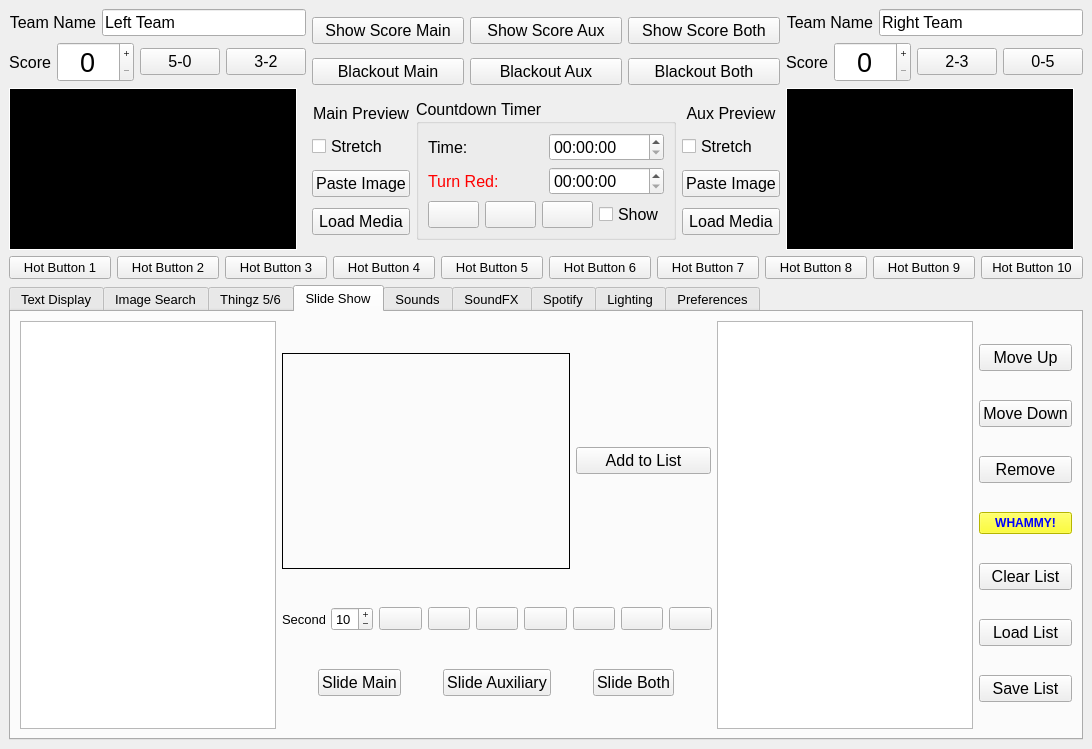
First picture: the form in ImproTronControlPanel.ui, repository guywinterbotham/ImproTron, before the edit.
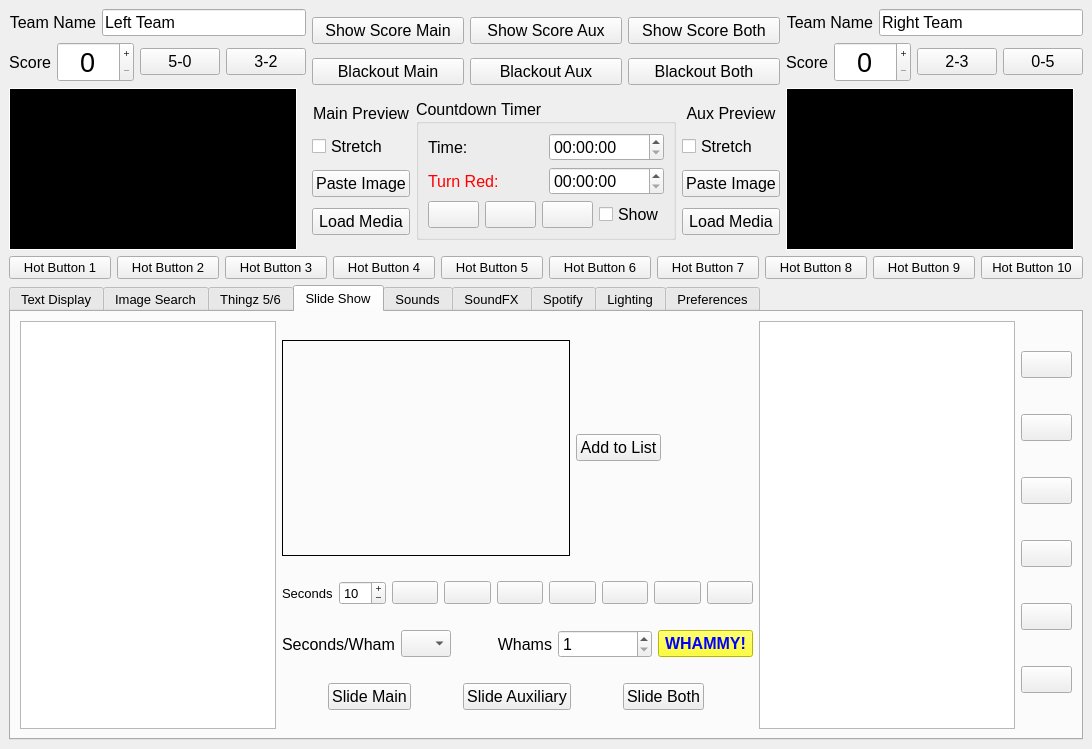
Second picture: the form after the edit. The open tabs and pages were chosen to show the change. Icons and pictures are not drawn.

Commit message: Fleshed out audio player controls

Diff of the .ui file:
```diff
--- a/ImproTronControlPanel.ui
+++ b/ImproTronControlPanel.ui
@@ -450,21 +450,6 @@
                      <property name="text">
                       <string/>
                      </property>
-                     <property name="icon">
-                      <iconset resource="ImproTronIcons.qrc">
-                       <normaloff>:/icons/play</normaloff>:/icons/play</iconset>
-                     </property>
-                    </widget>
-                   </item>
-                   <item>
-                    <widget class="QPushButton" name="resetTimerPB">
-                     <property name="text">
-                      <string/>
-                     </property>
-                     <property name="icon">
-                      <iconset resource="ImproTronIcons.qrc">
-                       <normaloff>:/icons/redo</normaloff>:/icons/redo</iconset>
-                     </property>
                     </widget>
                    </item>
                    <item>
@@ -472,9 +457,12 @@
                      <property name="text">
                       <string/>
                      </property>
-                     <property name="icon">
-                      <iconset resource="ImproTronIcons.qrc">
-                       <normaloff>:/icons/pause</normaloff>:/icons/pause</iconset>
+                    </widget>
+                   </item>
+                   <item>
+                    <widget class="QPushButton" name="resetTimerPB">
+                     <property name="text">
+                      <string/>
                      </property>
                     </widget>
                    </item>
@@ -1971,6 +1959,12 @@
                 </item>
                 <item>
                  <widget class="QPushButton" name="addSlidePB">
+                  <property name="sizePolicy">
+                   <sizepolicy hsizetype="Maximum" vsizetype="Fixed">
+                    <horstretch>0</horstretch>
+                    <verstretch>0</verstretch>
+                   </sizepolicy>
+                  </property>
                   <property name="font">
                    <font>
                     <pointsize>12</pointsize>
@@ -1981,6 +1975,19 @@
                   </property>
                  </widget>
                 </item>
+                <item>
+                 <spacer name="slidePreviewSP">
+                  <property name="orientation">
+                   <enum>Qt::Horizontal</enum>
+                  </property>
+                  <property name="sizeHint" stdset="0">
+                   <size>
+                    <width>40</width>
+                    <height>20</height>
+                   </size>
+                  </property>
+                 </spacer>
+                </item>
                </layout>
               </item>
               <item>
@@ -2079,9 +2086,101 @@
                   <property name="text">
                    <string/>
                   </property>
-                  <property name="icon">
-                   <iconset resource="ImproTronIcons.qrc">
-                    <normaloff>:/icons/ffwd</normaloff>:/icons/ffwd</iconset>
+                 </widget>
+                </item>
+               </layout>
+              </item>
+              <item>
+               <layout class="QHBoxLayout" name="WhammyHL">
+                <item>
+                 <widget class="QLabel" name="secPerWhanLBL">
+                  <property name="font">
+                   <font>
+                    <pointsize>12</pointsize>
+                   </font>
+                  </property>
+                  <property name="text">
+                   <string>Seconds/Wham</string>
+                  </property>
+                 </widget>
+                </item>
+                <item>
+                 <widget class="QComboBox" name="secsPerWhamCB">
+                  <property name="sizePolicy">
+                   <sizepolicy hsizetype="MinimumExpanding" vsizetype="Fixed">
+                    <horstretch>0</horstretch>
+                    <verstretch>0</verstretch>
+                   </sizepolicy>
+                  </property>
+                  <property name="maximumSize">
+                   <size>
+                    <width>50</width>
+                    <height>16777215</height>
+                   </size>
+                  </property>
+                  <property name="font">
+                   <font>
+                    <pointsize>12</pointsize>
+                   </font>
+                  </property>
+                  <property name="currentIndex">
+                   <number>-1</number>
+                  </property>
+                  <property name="maxVisibleItems">
+                   <number>3</number>
+                  </property>
+                  <property name="minimumContentsLength">
+                   <number>1</number>
+                  </property>
+                 </widget>
+                </item>
+                <item>
+                 <widget class="QLabel" name="whamsLBL">
+                  <property name="font">
+                   <font>
+                    <pointsize>12</pointsize>
+                   </font>
+                  </property>
+                  <property name="text">
+                   <string>Whams</string>
+                  </property>
+                  <property name="alignment">
+                   <set>Qt::AlignRight|Qt::AlignTrailing|Qt::AlignVCenter</set>
+                  </property>
+                  <property name="margin">
+                   <number>4</number>
+                  </property>
+                 </widget>
+                </item>
+                <item>
+                 <widget class="QSpinBox" name="spinBox">
+                  <property name="font">
+                   <font>
+                    <pointsize>12</pointsize>
+                   </font>
+                  </property>
+                  <property name="minimum">
+                   <number>1</number>
+                  </property>
+                 </widget>
+                </item>
+                <item>
+                 <widget class="QPushButton" name="whammyPB">
+                  <property name="font">
+                   <font>
+                    <family>Segoe UI</family>
+                    <pointsize>12</pointsize>
+                    <italic>false</italic>
+                    <bold>true</bold>
+                   </font>
+                  </property>
+                  <property name="styleSheet">
+                   <string notr="true">color: rgb(0, 0, 255);
+font: 700 12pt &quot;Segoe UI&quot;;
+background-color: rgb(255, 255, 0);</string>
+                  </property>
+                  <property name="text">
+                   <string>WHAMMY!</string>
                   </property>
                  </widget>
                 </item>
@@ -2171,7 +2270,7 @@
                  </font>
                 </property>
                 <property name="text">
-                 <string>Move Up</string>
+                 <string/>
                 </property>
                </widget>
               </item>
@@ -2183,7 +2282,7 @@
                  </font>
                 </property>
                 <property name="text">
-                 <string>Move Down</string>
+                 <string/>
                 </property>
                </widget>
               </item>
@@ -2195,27 +2294,7 @@
                  </font>
                 </property>
                 <property name="text">
-                 <string>Remove</string>
-                </property>
-               </widget>
-              </item>
-              <item>
-               <widget class="QPushButton" name="whammyPB">
-                <property name="font">
-                 <font>
-                  <family>Segoe UI</family>
-                  <pointsize>9</pointsize>
-                  <italic>false</italic>
-                  <bold>true</bold>
-                 </font>
-                </property>
-                <property name="styleSheet">
-                 <string notr="true">color: rgb(0, 0, 255);
-font: 700 9pt &quot;Segoe UI&quot;;
-background-color: rgb(255, 255, 0);</string>
-                </property>
-                <property name="text">
-                 <string>WHAMMY!</string>
+                 <string/>
                 </property>
                </widget>
               </item>
@@ -2227,7 +2306,7 @@
                  </font>
                 </property>
                 <property name="text">
-                 <string>Clear List</string>
+                 <string/>
                 </property>
                </widget>
               </item>
@@ -2239,7 +2318,7 @@
                  </font>
                 </property>
                 <property name="text">
-                 <string>Load List</string>
+                 <string/>
                 </property>
                </widget>
               </item>
@@ -2251,7 +2330,7 @@
                  </font>
                 </property>
                 <property name="text">
-                 <string>Save List</string>
+                 <string/>
                 </property>
                </widget>
               </item>
```
Left out of the diff: 122 changed lines with no effect on the pictures. The commit also changes 5 other files.
